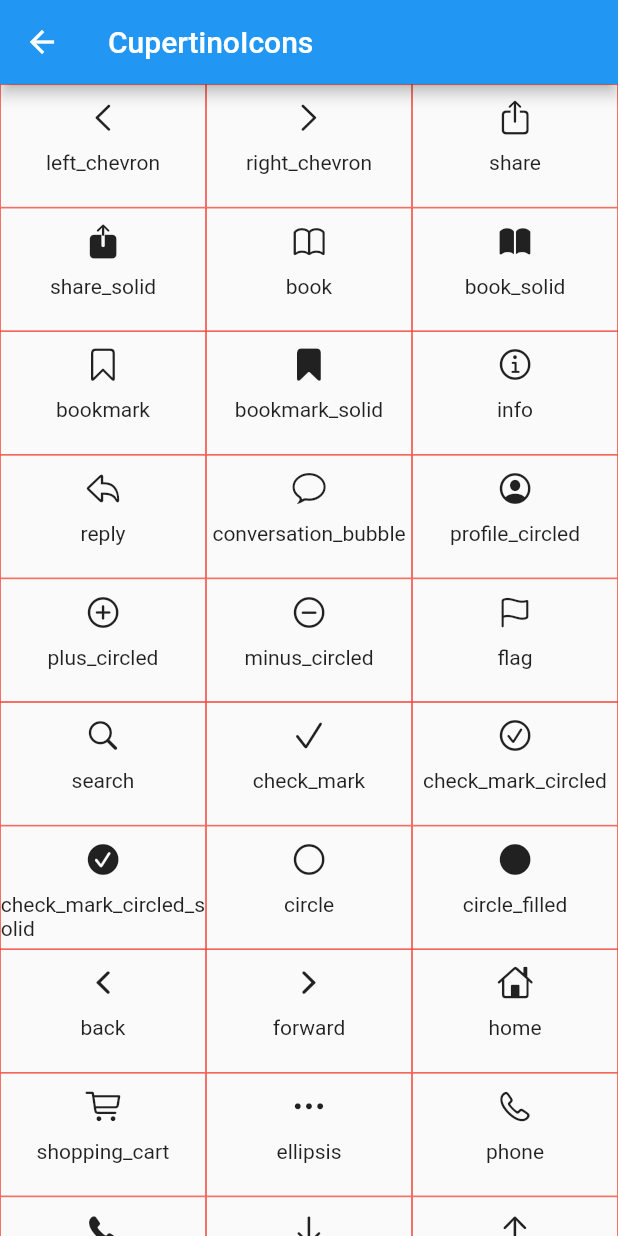
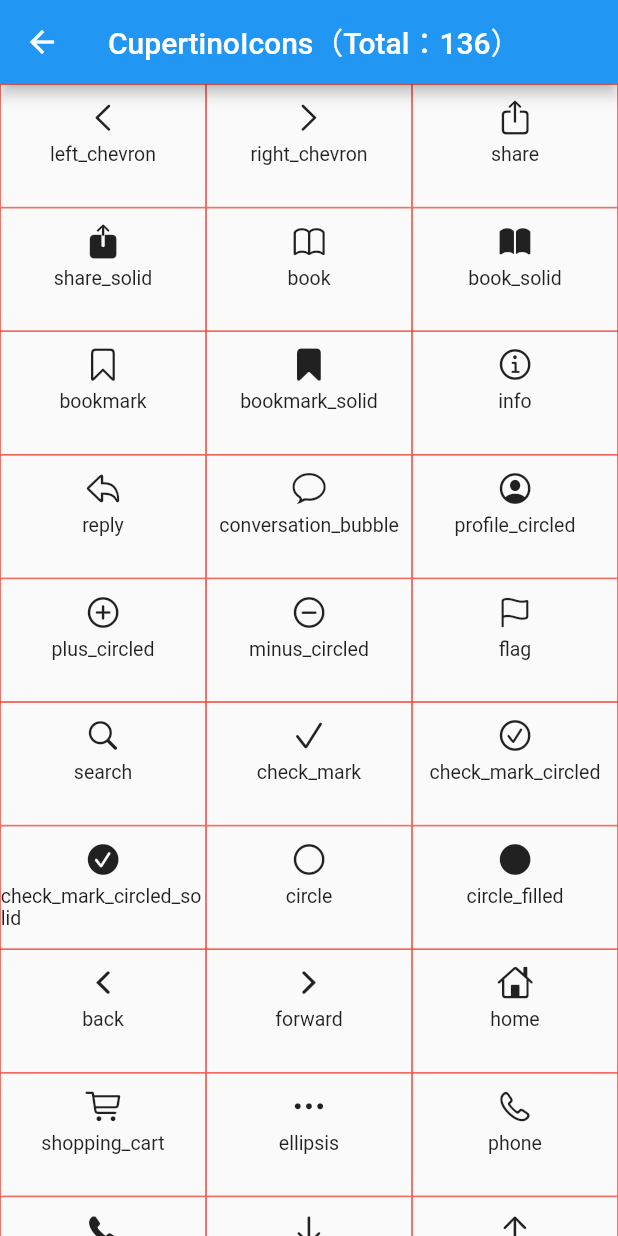
Before and after one commit to wanggw911/flutter_hello, a Flutter app: the GridViewDemoPage screen opened directly, on a phone screen of 412 x 824 dp. Run offline on Flutter 3.47's test engine with Material 2 defaults, Android fonts, the phone set to English and light mode, and no system bars; our stand-ins replace dio, flutter_easyrefresh, sqflite, webview_flutter; missing offline and left inert: flutter_webview_plugin, provide; accounts and stored records are empty; network calls fail; statements that could not run were skipped.

Commit message:
一些细节优化

```diff
--- a/lib/jspang/jspang_list_page.dart
+++ b/lib/jspang/jspang_list_page.dart
@@ -39,7 +39,7 @@ class JSPangLearnListPage extends StatelessWidget {
   Widget build(BuildContext context) {
     return Scaffold(
       appBar: AppBar(
-        title: Text('技术胖博客'),
+        title: Text('JSPang Demos'),
         actions: <Widget>[
           IconButton(
             icon: Icon(Icons.help_outline, color: Colors.white),
--- a/lib/plugins/url_launcher/url_launcher_use.dart
+++ b/lib/plugins/url_launcher/url_launcher_use.dart
@@ -11,7 +11,7 @@ class _UrlLaunchPageState extends State<UrlLaunchPage> {
   @override
   Widget build(BuildContext context) {
     return Scaffold(
-      appBar: AppBar(title: Text("urlLaunch使用"),),
+      appBar: AppBar(title: Text("urlLaunch usage"),),
       body: Container(
         child: Center(
           child: Column(
--- a/lib/plugins/webview_flutter/webview_flutter_use.dart
+++ b/lib/plugins/webview_flutter/webview_flutter_use.dart
@@ -18,7 +18,7 @@ class _WebviewFlutterDemoState extends State<WebviewFlutterDemo> {
   Widget build(BuildContext context) {
     return Scaffold(
       appBar: AppBar(
-        title: Text('webview_flutter插件使用'),
+        title: Text('webview_flutter usage'),
         leading: IconButton(
           icon: Icon(Icons.arrow_back_ios),
           onPressed: _navigationGobackAction,
--- a/lib/widget/gridView.dart
+++ b/lib/widget/gridView.dart
@@ -12,7 +12,7 @@ class _GridViewDemoPageState extends State<GridViewDemoPage> {
   @override
   Widget build(BuildContext context) {
     return Scaffold(
-      appBar: AppBar(title: Text('CupertinoIcons'),),
+      appBar: AppBar(title: Text('CupertinoIcons（Total：136）'),),
       body: _content(),
     );
   }
@@ -43,8 +43,13 @@ class _GridViewDemoPageState extends State<GridViewDemoPage> {
           children: <Widget>[
             Icon(map.values.first as IconData),
             Container(
-              padding: EdgeInsets.only(top: 10),
-              child: Text('${map.keys.first}'),
+              padding: EdgeInsets.only(top: 5),
+              child: Text(
+                '${map.keys.first}',
+                maxLines: 2,
+                overflow: TextOverflow.ellipsis,
+                style: TextStyle(fontSize: 13),
+              ),
             )
           ],
         ),
--- a/lib/widget/material_icon.dart
+++ b/lib/widget/material_icon.dart
@@ -10,7 +10,7 @@ class _MaterialIconsShowPageState extends State<MaterialIconsShowPage> {
   @override
   Widget build(BuildContext context) {
     return Scaffold(
-      appBar: AppBar(title: Text('MaterialIcons（985 Items）'),),
+      appBar: AppBar(title: Text('MaterialIcons（Total：985）'),),
       body: _content(),
     );
   }
--- a/lib/widget/widget_list_page.dart
+++ b/lib/widget/widget_list_page.dart
@@ -16,9 +16,9 @@ List<Example> learningList = [
   Example(title: '3、PageView', description: '', demoPage: PageViewPage()),
   Example(title: '4、CircleWidget', description: '', demoPage: CircleWidgetPage()),
   Example(title: '5、Widget Clip', description: 'clip sub widget', demoPage: ClipSubWidgetDemo()),
-  Example(title: '6、GridView', description: 'show all cupertino icons', demoPage: GridViewDemoPage()),
-  Example(title: '7、Cupertino Icons', description: '', demoPage: IconsEnumerateListPage()),
-  Example(title: '8、Material Icons', description: 'use gridView show all material icons', demoPage: MaterialIconsShowPage()),
+  Example(title: '6、Cupertino Icons', description: 'gridView show all cupertino icons', demoPage: GridViewDemoPage()),
+  //Example(title: '7、Cupertino Icons', description: '', demoPage: IconsEnumerateListPage()),
+  Example(title: '7、Material Icons', description: 'gridView show all material icons', demoPage: MaterialIconsShowPage()),
 ];
 
 class WidgetListPage extends StatelessWidget {
```
